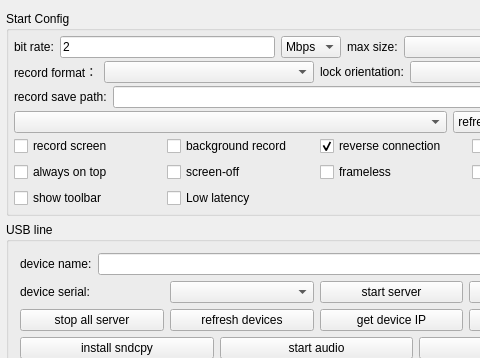
Qt form QtScrcpy/ui/dialog.ui (mazi-wan/QtScrcpy) before a commit; both pictures show x 655 to 1135 and y 0 to 358 of the 1293 by 502 pixel window.
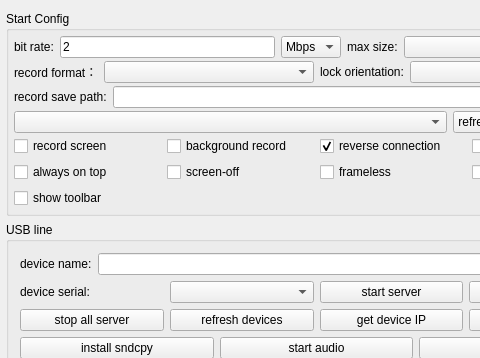
The same form after that commit.

Commit message:
feat: make low-latency mode always active, remove opt-in checkbox
Remove the lowLatencyCheck QCheckBox from the UI, drop lowLatency from
UserBootConfig and its config persistence, and hardcode params.lowLatency = true
in on_startServerBtn_clicked so every session runs in low-latency mode.

```diff
--- a/QtScrcpy/ui/dialog.ui
+++ b/QtScrcpy/ui/dialog.ui
@@ -746,13 +746,6 @@
               </property>
              </widget>
             </item>
-            <item row="2" column="1">
-             <widget class="QCheckBox" name="lowLatencyCheck">
-              <property name="text">
-               <string>Low latency</string>
-              </property>
-             </widget>
-            </item>
            </layout>
           </widget>
          </item>
```
The commit also changes 3 other files.
